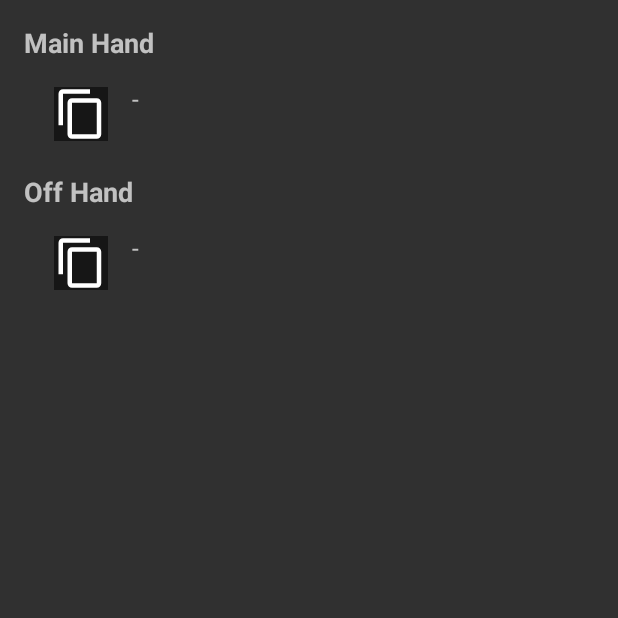
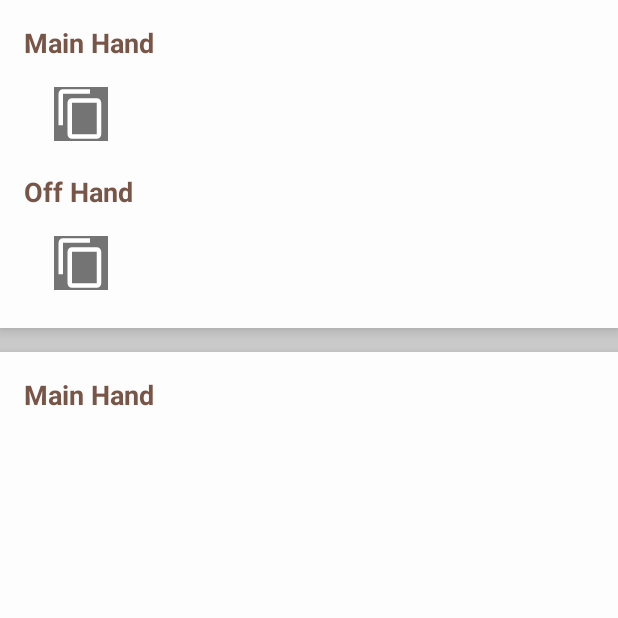
Before and after one commit to Syrok77/CharacterSheet, an Android app: the fragment OffenseFragment shown on its own in the app's theme, on a phone screen of 412 x 824 dp, the top half of it. Run offline under Robolectric (Android 15) with nearby library versions, the phone set to English and light mode, and no system bars; libraries missing offline, so code that uses them is left out: roboguice.fragment, roboguice.inject, rx.android.schedulers, rx.functions; 4 statements that could not run were skipped.

Commit message:
Updated offense page to include a section for spells, added shadow to some views and set global selected state color.

```diff
--- a/app/src/main/res/layout/activity_offense.xml
+++ b/app/src/main/res/layout/activity_offense.xml
@@ -19,6 +19,7 @@
             android:layout_height="wrap_content"
             android:minHeight="?attr/actionBarSize"
             android:background="?attr/colorPrimary"
+            android:elevation="8dp"
             android:theme="@style/ToolbarAppTheme"/>
 
         <FrameLayout
--- a/app/src/main/res/layout/component_weapon.xml
+++ b/app/src/main/res/layout/component_weapon.xml
@@ -7,8 +7,7 @@
               android:layout_marginLeft="16dp"
               android:layout_marginStart="16dp"
               android:layout_marginRight="16dp"
-              android:layout_marginEnd="16dp"
-              android:background="?attr/selectableItemBackground">
+              android:layout_marginEnd="16dp" >
 
     <!-- TODO: Make this look good -->
     <ImageView
--- a/app/src/main/res/layout/fragment_offense.xml
+++ b/app/src/main/res/layout/fragment_offense.xml
@@ -1,10 +1,19 @@
-<RelativeLayout xmlns:android="http://schemas.android.com/apk/res/android"
+<LinearLayout xmlns:android="http://schemas.android.com/apk/res/android"
     xmlns:tools="http://schemas.android.com/tools" android:layout_width="match_parent"
-    android:layout_height="match_parent" android:paddingLeft="@dimen/activity_horizontal_margin"
+    android:layout_height="match_parent"
+    android:orientation="vertical"
+    android:background="@color/default_background_gray"
+    tools:context=".OffenseActivity" >
+
+    <RelativeLayout
+        android:layout_width="match_parent"
+        android:layout_height="wrap_content"
+        android:paddingLeft="@dimen/activity_horizontal_margin"
         android:paddingRight="@dimen/activity_horizontal_margin"
         android:paddingTop="@dimen/activity_vertical_margin"
         android:paddingBottom="@dimen/activity_vertical_margin"
-    tools:context=".OffenseActivity$PlaceholderFragment">
+        android:background="@color/default_white"
+        android:elevation="8dp">
 
         <TextView
             android:id="@+id/offense_main_title"
@@ -12,6 +21,7 @@
             android:layout_height="wrap_content"
             android:layout_marginBottom="8dp"
             android:textStyle="bold"
+            android:textColor="@color/secondary_500"
             android:textSize="@dimen/text_large"
             android:text="@string/offense_main_hand"/>
 
@@ -21,7 +31,8 @@
             android:layout_height="wrap_content"
             android:layout_marginBottom="12dp"
             android:padding="4dp"
-        android:layout_below="@+id/offense_main_title"/>
+            android:layout_below="@+id/offense_main_title"
+            android:background="?attr/selectableItemBackground"/>
 
         <TextView
             android:id="@+id/offense_offhand_title"
@@ -30,6 +41,7 @@
             android:layout_below="@+id/offense_main_weapon"
             android:layout_marginBottom="8dp"
             android:textStyle="bold"
+            android:textColor="@color/secondary_500"
             android:textSize="@dimen/text_large"
             android:text="@string/offense_off_hand"/>
 
@@ -38,8 +50,38 @@
             android:layout_width="match_parent"
             android:layout_height="wrap_content"
             android:padding="4dp"
-        android:layout_below="@+id/offense_offhand_title"/>
+            android:layout_below="@+id/offense_offhand_title"
+            android:background="?attr/selectableItemBackground"/>
 
+    </RelativeLayout>
+
+    <View
+        android:layout_width="match_parent"
+        android:layout_height="16dp"
+        android:background="@android:color/transparent"/>
+
+    <!-- TODO: Spell list! -->
+    <RelativeLayout
+        android:layout_width="match_parent"
+        android:layout_height="wrap_content"
+        android:paddingLeft="@dimen/activity_horizontal_margin"
+        android:paddingRight="@dimen/activity_horizontal_margin"
+        android:paddingTop="@dimen/activity_vertical_margin"
+        android:paddingBottom="@dimen/activity_vertical_margin"
+        android:background="@color/default_white"
+        android:elevation="8dp">
+
+        <TextView
+            android:id="@+id/offense_spells_title"
+            android:layout_width="wrap_content"
+            android:layout_height="match_parent"
+            android:layout_marginBottom="8dp"
+            android:textStyle="bold"
+            android:textColor="@color/secondary_500"
+            android:textSize="@dimen/text_large"
+            android:text="@string/offense_main_hand"/>
 
 
     </RelativeLayout>
+
+</LinearLayout>
--- a/app/src/main/res/values/color.xml
+++ b/app/src/main/res/values/color.xml
@@ -13,6 +13,7 @@
 
     <!-- Other colors -->
     <color name="default_white">#FDFDFD</color>
+    <color name="default_background_gray">#CECECE</color>
 
 
 
--- a/app/src/main/res/values/styles.xml
+++ b/app/src/main/res/values/styles.xml
@@ -6,8 +6,10 @@
         <item name="colorPrimary">@color/brand_primary</item>
         <item name="colorPrimaryDark">@color/brand_secondary</item>
         <item name="colorAccent">@color/secondary_500</item>
+        <item name="android:windowBackground">@color/default_white</item>
 
         <item name="android:textColorPrimary">@color/primary_text_default_material_light</item>
+        <item name="colorControlHighlight">@color/default_background_gray</item> <!-- Highlight color for pressed states -->
     </style>
 
     <style name="ToolbarAppTheme" parent="AppTheme">
```
Lines whose indentation alone changed are shown as unchanged.
